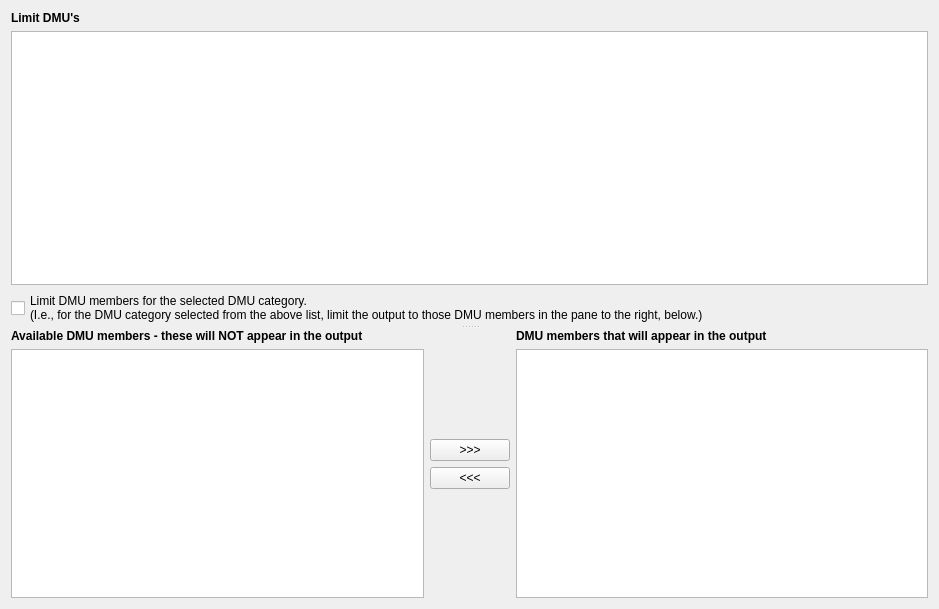
This is NewGeneUI/NewGene/Widgets/CreateOutput/LimitDMUs/limit_dmus_region.ui in daniel347x/newgene as Qt 5 draws it before an edit. The edited form follows.
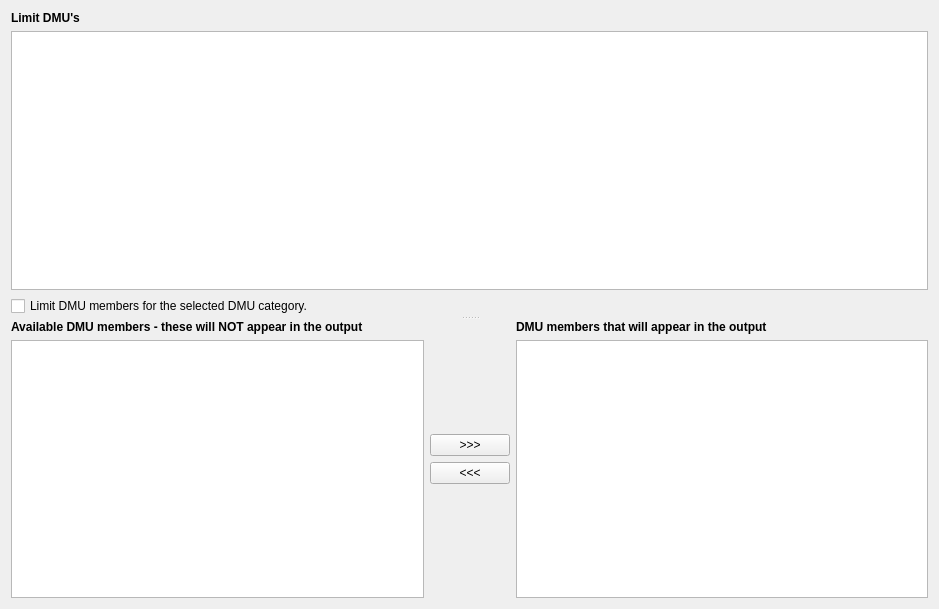
This is the edited form.

Commit message: Slight UI text improvement

```diff
--- a/NewGeneUI/NewGene/Widgets/CreateOutput/LimitDMUs/limit_dmus_region.ui
+++ b/NewGeneUI/NewGene/Widgets/CreateOutput/LimitDMUs/limit_dmus_region.ui
@@ -37,8 +37,7 @@
        <item>
         <widget class="QCheckBox" name="checkBox_limit_dmus">
          <property name="text">
-          <string>Limit DMU members for the selected DMU category.
-(I.e., for the DMU category selected from the above list, limit the output to those DMU members in the pane to the right, below.)</string>
+          <string>Limit DMU members for the selected DMU category.</string>
          </property>
         </widget>
        </item>
```
